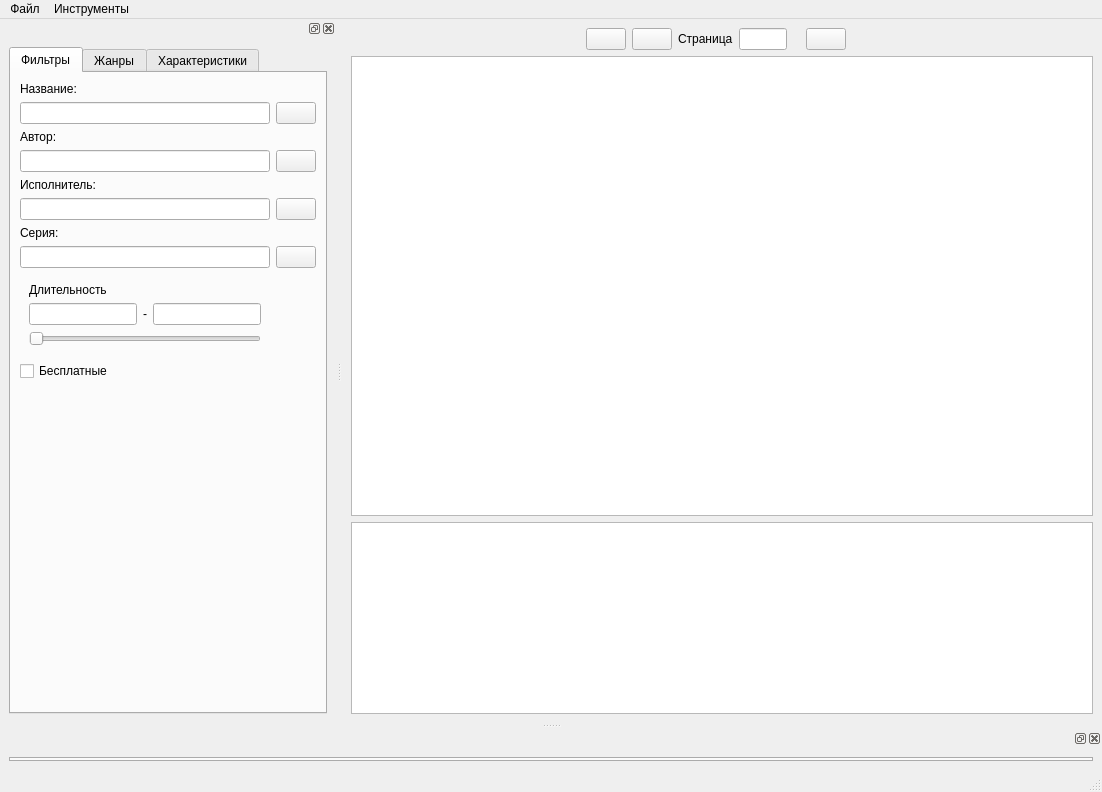
Above: ui/main.ui from fabrikant/akniga-parser before the change. Below: the same form after it.
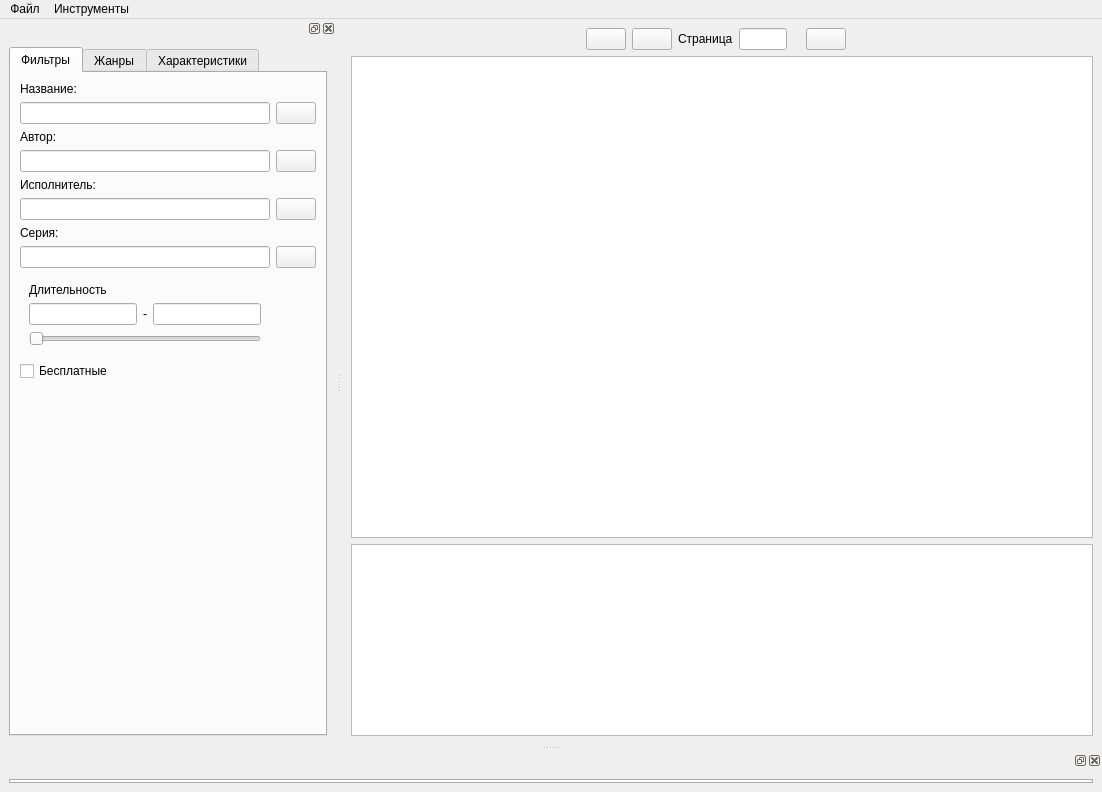
That is the form after the change. Icons and pictures are not drawn. Custom widgets are drawn as their Qt base class.

Patch:
```diff
--- a/ui/main.ui
+++ b/ui/main.ui
@@ -187,7 +187,6 @@
    <addaction name="menu_file"/>
    <addaction name="menu_tools"/>
   </widget>
-  <widget class="QStatusBar" name="statusbar"/>
   <widget class="QDockWidget" name="filter_dock">
    <attribute name="dockWidgetArea">
     <number>1</number>
```
